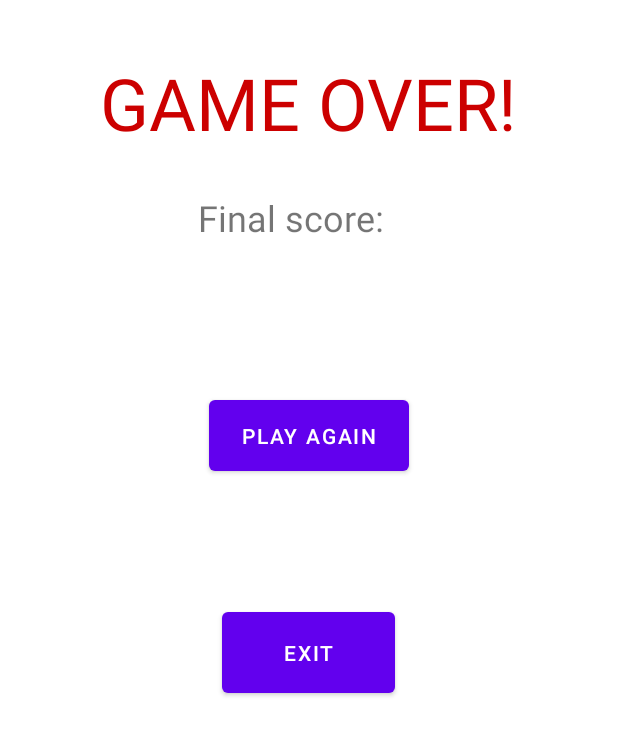
After one commit to rogmed/AndroidStudio, an Android app: the layout game_over.xml on its own in the app's theme, with its tools: preview values and no code run, on a phone screen of 412 x 824 dp. The commit adds this screen. Shown: the top 735 px of the screen. Run offline under Robolectric (Android 15) with nearby library versions, the phone set to English and light mode, and no system bars.

Commit message:
GONZALO-GameOver en actividad nueva

```diff
--- /dev/null
+++ b/M08Actividad04/app/src/main/java/com/example/m08actividad04/GameActivity.java
@@ -0,0 +1,4 @@
+package com.example.m08actividad04;
+
+public class GameActivity {
+}
--- a/M08Actividad04/app/src/main/java/com/example/m08actividad04/Juego.java
+++ b/M08Actividad04/app/src/main/java/com/example/m08actividad04/Juego.java
@@ -17,6 +17,8 @@ import android.os.Build;
 import android.util.AttributeSet;
 import android.view.MotionEvent;
 import android.view.View;
+import android.widget.Button;
+import android.widget.TextView;
 
 import java.io.FileDescriptor;
 import java.io.IOException;
@@ -30,6 +32,8 @@ public class Juego extends View {
     public Juego(Context context, AttributeSet attrs) {
         super(context, attrs);
     }
+
+    public MainActivity MA;
 
     private int score = 0;
     private int lifes = 3;
@@ -156,11 +160,15 @@ public class Juego extends View {
             canvas.drawText("VIDAS: " + lifes, 10, 160, lbFails);
 
             if(isGameOver) {
+                playSound("gameover");
+                MA.setContentView(R.layout.game_over);
+                MA.setFinalScore(score);
                 // Texto: GameOver
-                gameOver.setTextSize(100);
+   /*             gameOver.setTextSize(100);
+   /*             gameOver.setTextSize(100);
                 gameOver.setColor(Color.RED);
                 String text = "GAME OVER";
-                canvas.drawText(text, canvas.getWidth()/4, canvas.getHeight()/2, gameOver);
+                canvas.drawText(text, canvas.getWidth()/4, canvas.getHeight()/2, gameOver);*/
             }
     }
 
--- a/M08Actividad04/app/src/main/java/com/example/m08actividad04/MainActivity.java
+++ b/M08Actividad04/app/src/main/java/com/example/m08actividad04/MainActivity.java
@@ -10,6 +10,7 @@ import android.view.ViewTreeObserver;
 import android.widget.ArrayAdapter;
 import android.widget.Button;
 import android.widget.Spinner;
+import android.widget.TextView;
 
 import java.util.ArrayList;
 import java.util.Timer;
@@ -26,19 +27,36 @@ public class MainActivity extends AppCompatActivity {
     @Override
     protected void onCreate(Bundle savedInstanceState) {
         super.onCreate(savedInstanceState);
-        setContentView(R.layout.activity_main);
-
-        btStartGame = (Button) findViewById(R.id.btStartGame);
 
         difficultyOptions.add(new Difficulty("Fácil (Velocidad x0.5)", 5));
         difficultyOptions.add(new Difficulty("Normal", 10));
         difficultyOptions.add(new Difficulty("Difícil (Velocidad x1.5)", 15));
+
+        setupActivityMain();
+    }
+
+    public void setFinalScore(int score) {
+        TextView finalScore = (TextView) findViewById(R.id.scoreText);
+        String textScore = finalScore.getText() + String.valueOf(score);
+        finalScore.setText(textScore);
+    }
+
+    private void setupActivityMain()
+    {
+        setContentView(R.layout.activity_main);
+
+        btStartGame = (Button) findViewById(R.id.btStartGame);
 
         spDifficulty = (Spinner) findViewById(R.id.spDifficulty);
         ArrayAdapter<Difficulty> adapter = new ArrayAdapter<>(MainActivity.this,
                 androidx.appcompat.R.layout.support_simple_spinner_dropdown_item, difficultyOptions);
         spDifficulty.setAdapter(adapter);
         spDifficulty.setSelection(1);
+
+    }
+
+    public void onClickExit(View view) {
+        setupActivityMain();
     }
 
     public void onClickBtStartGame(View view) {
@@ -52,6 +70,7 @@ public class MainActivity extends AppCompatActivity {
         setContentView(R.layout.game_screen);
 
         juego = (Juego) findViewById(R.id.GameScreen);
+        juego.MA = this;
         ViewTreeObserver obs = juego.getViewTreeObserver();
 
         obs.addOnGlobalLayoutListener(new ViewTreeObserver.OnGlobalLayoutListener() {
--- /dev/null
+++ b/M08Actividad04/app/src/main/res/layout/game_over.xml
@@ -0,0 +1,57 @@
+<?xml version="1.0" encoding="utf-8"?>
+<androidx.constraintlayout.widget.ConstraintLayout xmlns:android="http://schemas.android.com/apk/res/android"
+    xmlns:tools="http://schemas.android.com/tools"
+    xmlns:app="http://schemas.android.com/apk/res-auto"
+    android:layout_width="match_parent"
+    android:layout_height="match_parent"
+    tools:context=".MainActivity">
+
+    <TextView
+        android:id="@+id/textView"
+        android:layout_width="wrap_content"
+        android:layout_height="wrap_content"
+        android:layout_marginTop="36dp"
+        android:text="GAME OVER!"
+        android:textAlignment="center"
+        android:textColor="@android:color/holo_red_dark"
+        android:textSize="48sp"
+        app:layout_constraintEnd_toEndOf="parent"
+        app:layout_constraintHorizontal_bias="0.496"
+        app:layout_constraintStart_toStartOf="parent"
+        app:layout_constraintTop_toTopOf="parent" />
+
+    <Button
+        android:id="@+id/play_again"
+        android:layout_width="133dp"
+        android:layout_height="59dp"
+        android:layout_marginTop="160dp"
+        android:onClick="onClickBtStartGame"
+        android:text="Play again"
+        app:layout_constraintEnd_toEndOf="parent"
+        app:layout_constraintStart_toStartOf="parent"
+        app:layout_constraintTop_toBottomOf="@+id/textView" />
+
+    <Button
+        android:id="@+id/cancel"
+        android:layout_width="115dp"
+        android:layout_height="66dp"
+        android:onClick="onClickExit"
+        android:text="Exit"
+        app:layout_constraintBottom_toBottomOf="parent"
+        app:layout_constraintEnd_toEndOf="parent"
+        app:layout_constraintHorizontal_bias="0.498"
+        app:layout_constraintStart_toStartOf="parent"
+        app:layout_constraintTop_toBottomOf="@+id/play_again"
+        app:layout_constraintVertical_bias="0.187" />
+
+    <TextView
+        android:id="@+id/scoreText"
+        android:layout_width="142dp"
+        android:layout_height="36dp"
+        android:layout_marginStart="132dp"
+        android:layout_marginTop="28dp"
+        android:text="Final score: "
+        android:textSize="24sp"
+        app:layout_constraintStart_toStartOf="parent"
+        app:layout_constraintTop_toBottomOf="@+id/textView" />
+</androidx.constraintlayout.widget.ConstraintLayout>
```
